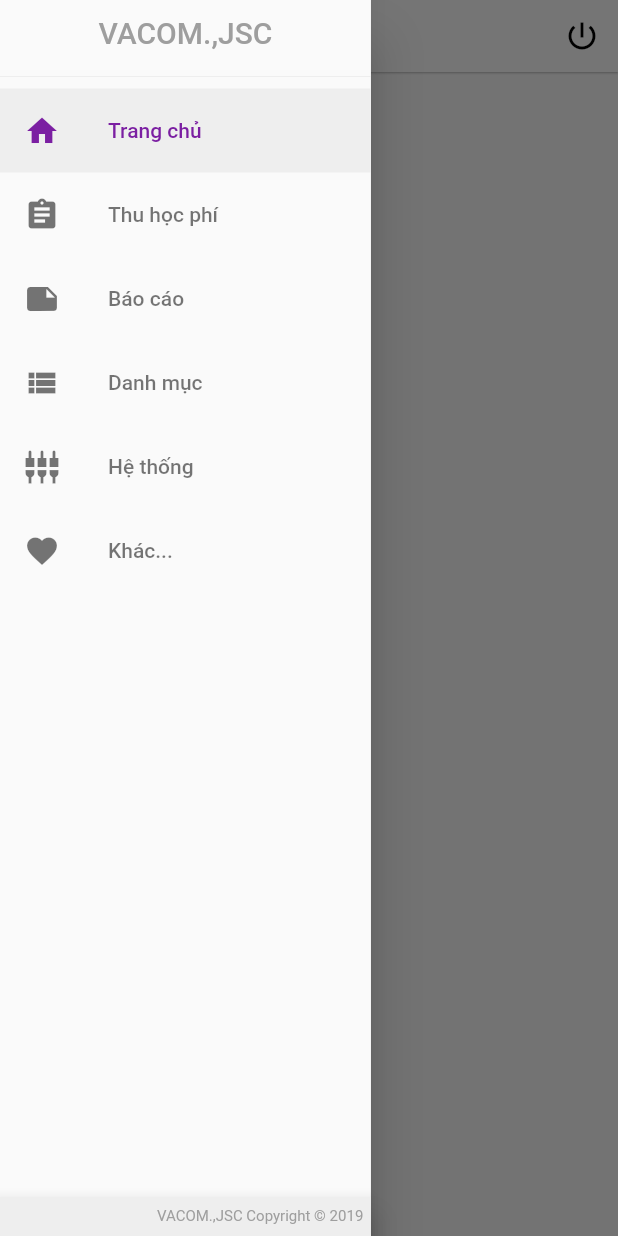
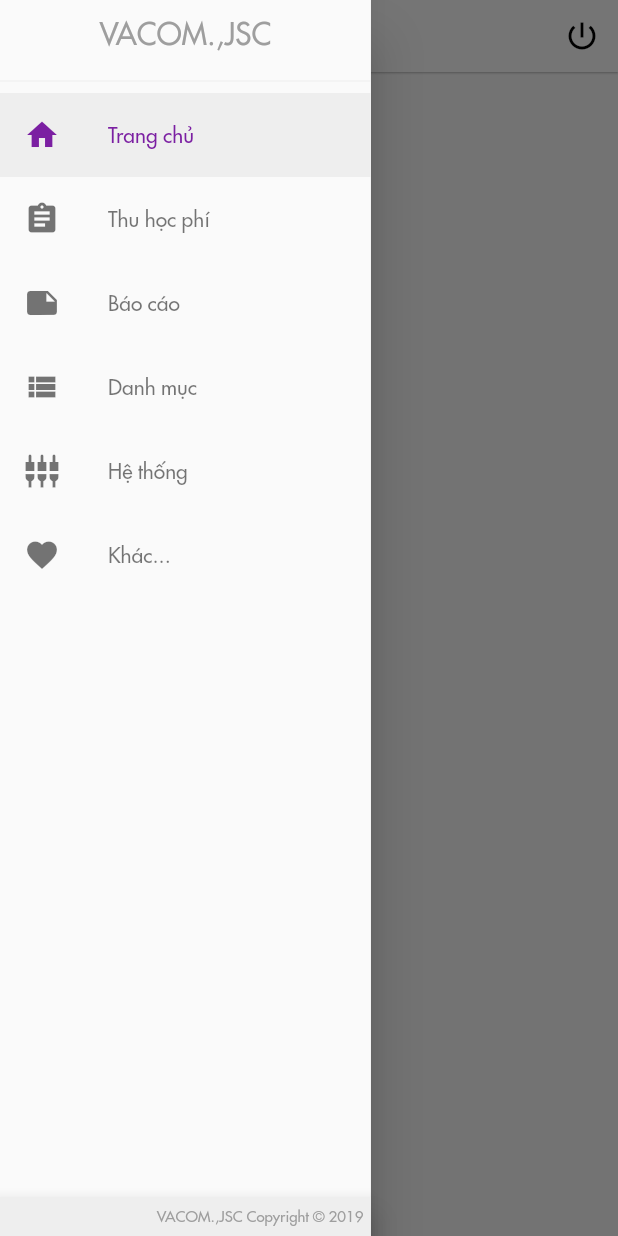
Before and after one commit to nothingvacom/app_qltpdt_flutter, a Flutter app: the HomeScreen screen opened by its route, with the side drawer open, on a phone screen of 412 x 824 dp. Run offline on Flutter 3.47's test engine with Material 2 defaults, Android fonts, the phone set to English and light mode, and no system bars; our stand-ins replace dio, flutter_easyrefresh, flutter_spinkit, flutter_typeahead, rxdart, shared_preferences; missing offline and left inert: draggable_scrollbar, flutter_badge; accounts and stored records are empty; network calls fail.

Commit message:
Add customize font

```diff
--- a/lib/utils/vc_const.dart
+++ b/lib/utils/vc_const.dart
@@ -54,6 +54,7 @@ class VcConst{
     primaryIconTheme: new IconThemeData(color: Colors.black),
     accentIconTheme: new IconThemeData(color: Colors.purple[700]),
     disabledColor: Colors.grey[500],
+    fontFamily: "myriad_pro"
   );
 
   static final ThemeData _darkTheme = new ThemeData(
@@ -69,6 +70,7 @@ class VcConst{
     cardColor: Color.fromRGBO(55, 55, 55, 1.0),
     dividerColor: Color.fromRGBO(60, 60, 60, 1.0),
     bottomAppBarColor: Colors.black26,
+    fontFamily: "myriad_pro"
   );
 
   static final List<ThemeData> _listThemes=[
--- a/pubspec.yaml
+++ b/pubspec.yaml
@@ -78,6 +78,10 @@ flutter:
   #       - asset: fonts/TrajanPro.ttf
   #       - asset: fonts/TrajanPro_Bold.ttf
   #         weight: 700
+  fonts:
+    - family: myriad_pro
+      fonts:
+        - asset: fonts/MyriadPro_SBI.ttf
   #
   # For details regarding fonts from package dependencies,
   # see https://flutter.dev/custom-fonts/#from-packages
```
Also changed, not shown: fonts/MyriadPro_SBI.ttf (added).
